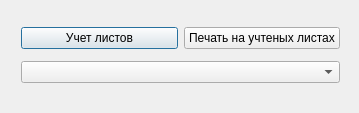
Before: the Qt Designer form safeFatPrinter/trunk/ui/startdlg.ui in sobiron236/cupsfilter, drawn with Qt 5.
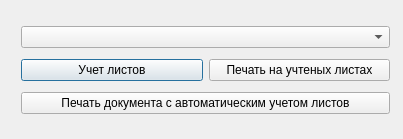
After: the same form once the commit is applied.

Commit message: Добавил кнопку печать с автоматическим учетом листов

What changed in the file:
```diff
--- a/safeFatPrinter/trunk/ui/startdlg.ui
+++ b/safeFatPrinter/trunk/ui/startdlg.ui
@@ -6,8 +6,8 @@
    <rect>
     <x>0</x>
     <y>0</y>
-    <width>359</width>
-    <height>113</height>
+    <width>403</width>
+    <height>139</height>
    </rect>
   </property>
   <property name="windowTitle">
@@ -18,27 +18,41 @@
     <rect>
      <x>10</x>
      <y>10</y>
-     <width>341</width>
-     <height>91</height>
+     <width>391</width>
+     <height>121</height>
     </rect>
    </property>
    <layout class="QGridLayout" name="gridLayout">
-    <item row="1" column="0">
-     <widget class="QPushButton" name="pushButton">
+    <item row="3" column="0">
+     <widget class="QPushButton" name="markPaperBtn">
       <property name="text">
        <string>Учет листов</string>
       </property>
      </widget>
     </item>
-    <item row="1" column="1">
-     <widget class="QPushButton" name="pushButton_2">
+    <item row="3" column="1">
+     <widget class="QPushButton" name="printOnMarkPaperBtn">
       <property name="text">
        <string>Печать на учтеных листах</string>
       </property>
      </widget>
     </item>
+    <item row="5" column="0" colspan="2">
+     <widget class="QPushButton" name="printWithAutoMarkPaperBtn">
+      <property name="text">
+       <string>Печать документа с автоматическим учетом листов</string>
+      </property>
+     </widget>
+    </item>
     <item row="2" column="0" colspan="2">
-     <widget class="QComboBox" name="comboBox"/>
+     <widget class="QComboBox" name="printerCBox">
+      <property name="toolTip">
+       <string/>
+      </property>
+      <property name="autoFillBackground">
+       <bool>true</bool>
+      </property>
+     </widget>
     </item>
    </layout>
   </widget>
```
